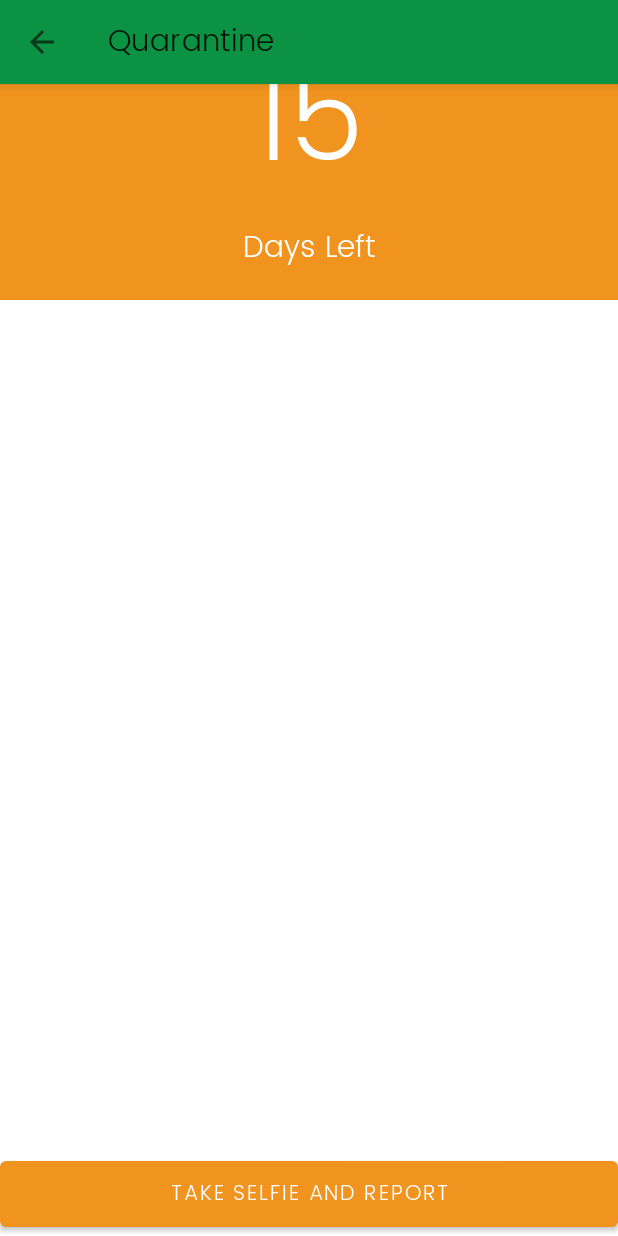
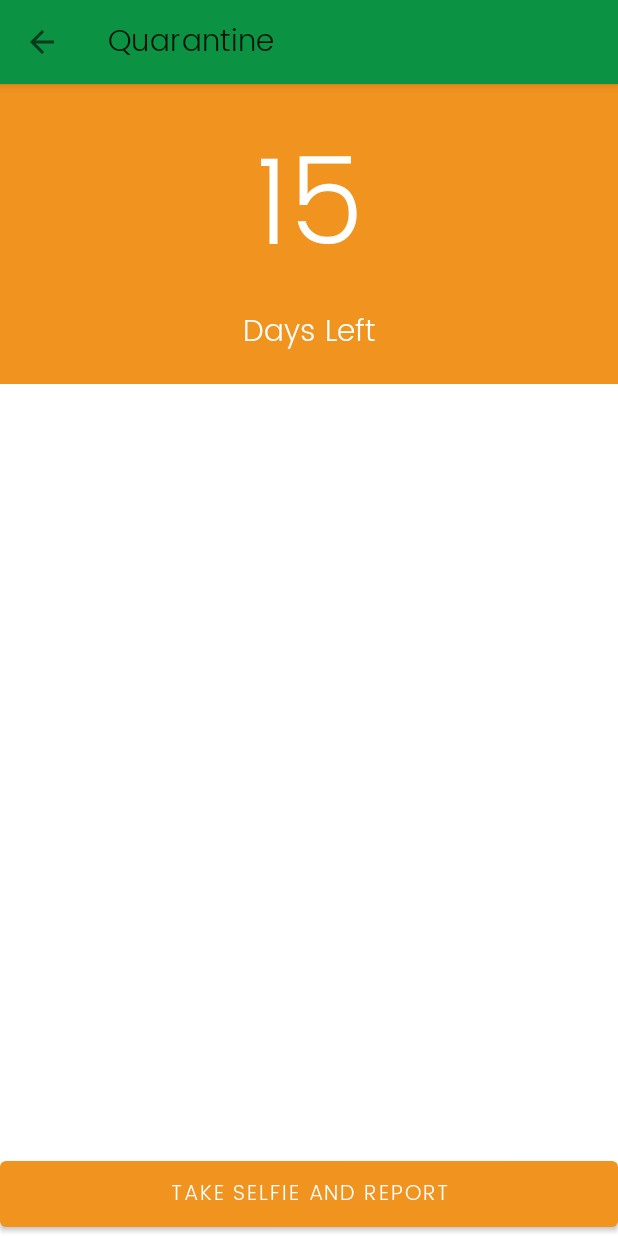
Before and after one commit to Rishabh450/CoronaAssist, an Android app: the QuarantineActivity screen opened directly, with no data from a screen before it, on a phone screen of 412 x 824 dp. Run offline under Robolectric (Android 15) with nearby library versions, the phone set to English and light mode, and no system bars; libraries missing offline, so code that uses them is left out: com.journeyapps.barcodescanner; 2 statements that could not run were skipped.

Commit message:
minute ui error resolved

```diff
--- a/app/src/main/res/layout/activity_quarantine.xml
+++ b/app/src/main/res/layout/activity_quarantine.xml
@@ -15,6 +15,7 @@
     <LinearLayout
         android:layout_width="match_parent"
         android:id="@+id/remaining_date"
+        android:layout_below="@+id/main_app_bar"
         android:orientation="vertical"
         android:gravity="center"
         android:background="@color/colorPrimary"
```
